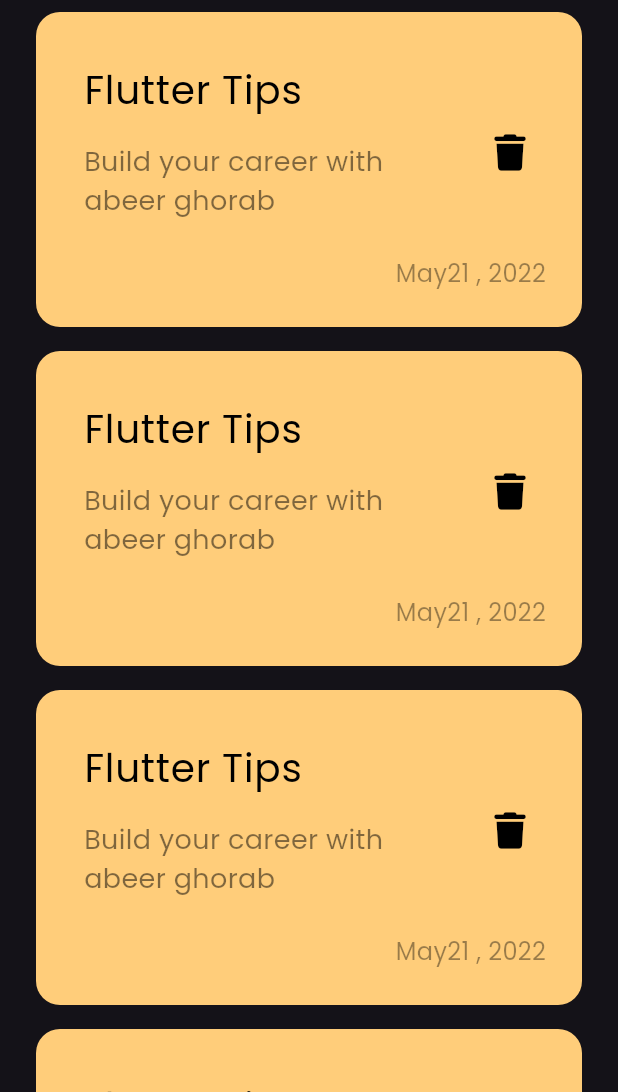
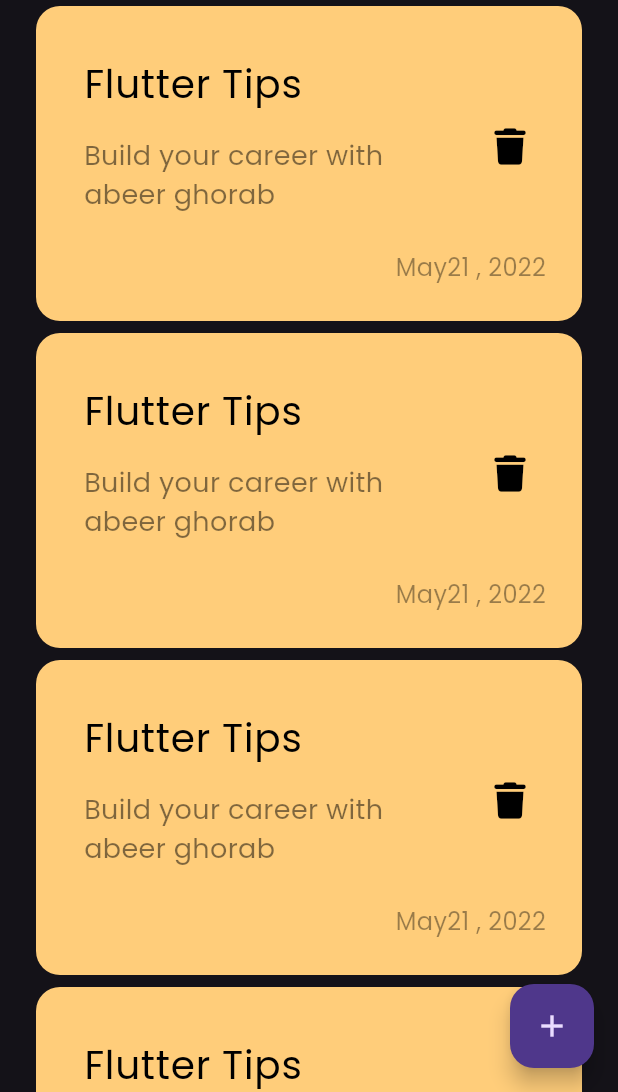
Before and after one commit to abeerghorab/notes_app, a Flutter app: the screen it shows after launch, on a phone screen of 412 x 824 dp, the part 144-1236 px from its top. Run offline on Flutter 3.47's test engine with Material 3 defaults, Android fonts, the phone set to English and light mode, and no system bars; our stand-ins replace font_awesome_flutter.

Commit message:
add floating action button

```diff
--- a/lib/views/notes_view.dart
+++ b/lib/views/notes_view.dart
@@ -7,7 +7,11 @@ class NotesView extends StatelessWidget {
   @override
   Widget build(BuildContext context) {
     return Scaffold(
-      body: NotesViewBody(),
+      floatingActionButton: FloatingActionButton(
+        onPressed: () {},
+        child: const Icon(Icons.add),
+      ),
+      body: const NotesViewBody(),
     );
   }
 }
--- a/lib/views/widgets/notes_list_view.dart
+++ b/lib/views/widgets/notes_list_view.dart
@@ -9,7 +9,7 @@ class NotesListView extends StatelessWidget {
   Widget build(BuildContext context) {
     return ListView.builder(itemBuilder: (context, index) {
       return const Padding(
-        padding: EdgeInsets.symmetric(vertical: 8),
+        padding: EdgeInsets.symmetric(vertical: 4),
         child: NoteItem(),
       );
     });
```
